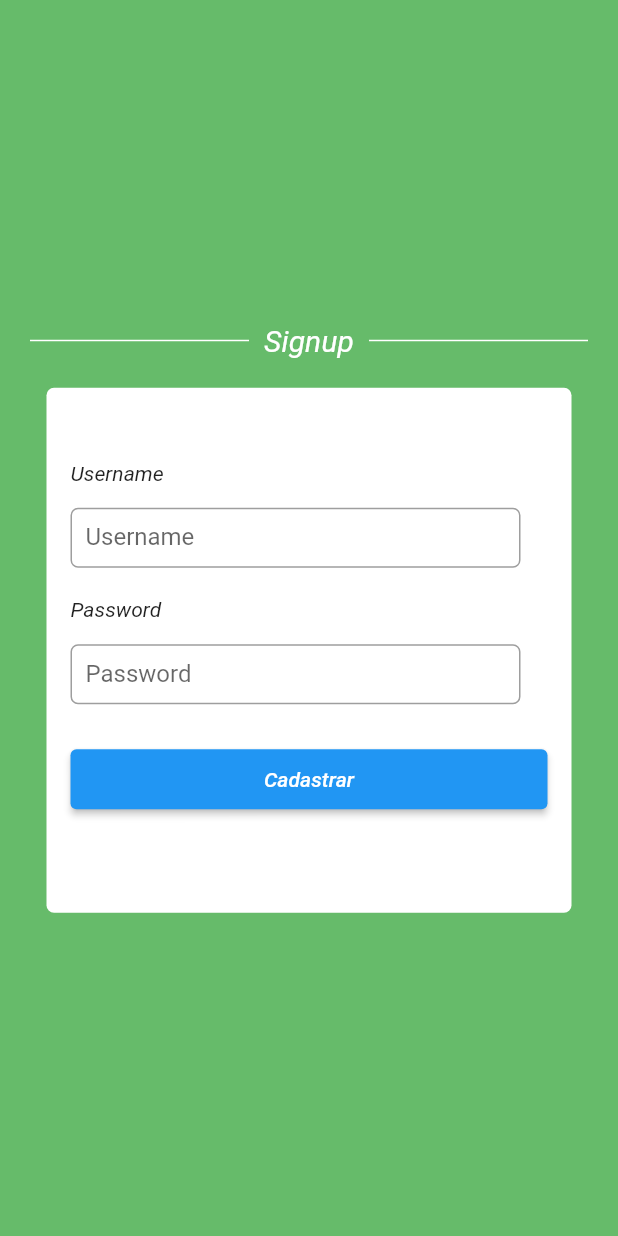
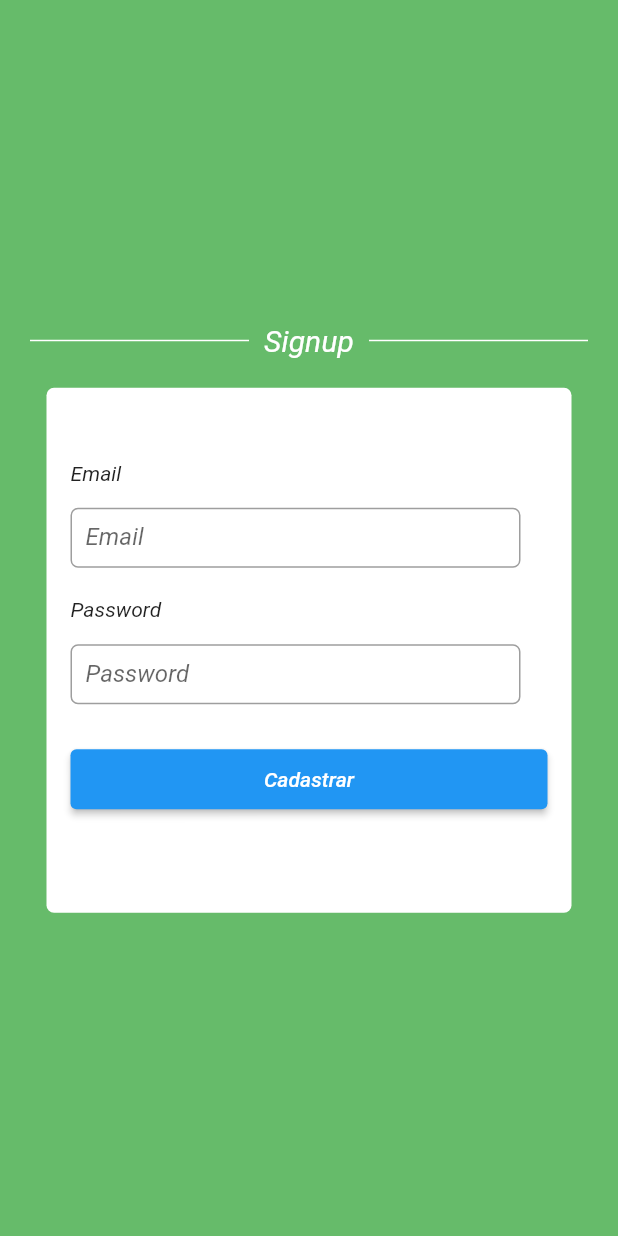
Before and after one commit to AlanFelixds/front, a Flutter app: the SignupPage screen opened by its route, on a phone screen of 412 x 824 dp. Run offline on Flutter 3.47's test engine with Material 2 defaults, Android fonts, the phone set to English and light mode, and no system bars; our stand-ins replace dio, flutter_modular, get, shared_preferences; accounts and stored records are empty.

Commit message:
att devido a mudanças realizadas no back, nomeclatura, rota.

```diff
--- a/lib/src/core/models/user_model.dart
+++ b/lib/src/core/models/user_model.dart
@@ -1,18 +1,18 @@
 class UserModel {
   String? id;
-  String? username;
+  String? email;
   String? password;
 
   UserModel({
     this.id,
-    this.username,
+    this.email,
     this.password,
   });
 
   factory UserModel.fromJSON(Map<String, dynamic> json) {
     return UserModel(
       id: json['id'],
-      username: json['username'],
+      email: json['email'],
       password: json['password'],
     );
   }
@@ -20,7 +20,7 @@ class UserModel {
   Map<String, dynamic> toMap(UserModel userModel) {
     return {
       "id": userModel.id,
-      "username": userModel.username,
+      "email": userModel.email,
       "password": userModel.password,
     };
   }
--- a/lib/src/core/widgets/customs/text-form-field/custom_text_form_field.dart
+++ b/lib/src/core/widgets/customs/text-form-field/custom_text_form_field.dart
@@ -25,7 +25,7 @@ class CustomTextFormField extends StatelessWidget {
           controller: textController,
           decoration: InputDecoration(
             hintText: hint,
-            label: Text(label ?? ''),
+            label: Text(label ?? '', style: const TextStyle(fontStyle: FontStyle.italic)),
             contentPadding: const EdgeInsets.all(10.0),
             enabledBorder: OutlineInputBorder(
               borderRadius: BorderRadius.circular(5.0),
--- a/lib/src/modules/login/login_controller.dart
+++ b/lib/src/modules/login/login_controller.dart
@@ -12,7 +12,7 @@ class LoginController {
   LoginRepository loginRepository;
   LoginController(this.loginRepository);
 
-  final TextEditingController loginUsernameController = TextEditingController(text: "alan");
+  final TextEditingController loginEmailController = TextEditingController(text: "alan");
   final TextEditingController loginPasswordController = TextEditingController(text: "alan");
 
   final TextEditingController registerUsernameController = TextEditingController();
@@ -25,12 +25,12 @@ class LoginController {
     // final SharedPreferences prefes = await Modular.getAsync<SharedPreferences>();
     final local = Modular.get<Local>();
     UserModel usuario = UserModel();
-    usuario.username = loginUsernameController.text;
+    usuario.email = loginEmailController.text;
     usuario.password = loginPasswordController.text;
 
     try {
       String result = await loginRepository.login(
-        usuario.username!,
+        usuario.email!,
         usuario.password!,
       );
 
@@ -38,7 +38,7 @@ class LoginController {
 
       var payload = utf8.decode(base64.decode(base64.normalize(token)));
       debugPrint(token);
-      debugPrint(jsonDecode(payload)['username']);
+      debugPrint(jsonDecode(payload)['email']);
 
       // prefes.setString('token', result);
       local.save(chave: 'token', valor: result);
--- a/lib/src/modules/login/login_page.dart
+++ b/lib/src/modules/login/login_page.dart
@@ -57,7 +57,7 @@ class _LoginPageState extends State<LoginPage> {
                 child: Column(
                   mainAxisAlignment: MainAxisAlignment.center,
                   children: [
-                    CustomTextFormField(icon: const Icon(Icons.alternate_email_rounded), textController: controller.loginUsernameController, hint: 'Email'),
+                    CustomTextFormField(icon: const Icon(Icons.alternate_email_rounded), textController: controller.loginEmailController, hint: 'Email'),
                     CustomTextFormField(icon: const Icon(Icons.lock_outline), textController: controller.loginPasswordController, hint: 'Password'),
                     Row(
                       mainAxisAlignment: MainAxisAlignment.center,
@@ -117,7 +117,7 @@ class _LoginPageState extends State<LoginPage> {
               const SizedBox(height: 20),
               const Text("Email", style: TextStyle(fontSize: 14, fontStyle: FontStyle.italic)),
               const SizedBox(height: 5),
-              CustomTextFormField(textController: controller.loginUsernameController, label: "Email"),
+              CustomTextFormField(textController: controller.loginEmailController, label: "Email"),
               const SizedBox(height: 10),
               const Text("Password", style: TextStyle(fontSize: 14, fontStyle: FontStyle.italic)),
               const SizedBox(height: 5),
@@ -196,9 +196,9 @@ class _LoginPageState extends State<LoginPage> {
             crossAxisAlignment: CrossAxisAlignment.start,
             mainAxisAlignment: MainAxisAlignment.center,
             children: [
-              const Text("Username", style: TextStyle(fontSize: 14, fontStyle: FontStyle.italic)),
+              const Text("Email", style: TextStyle(fontSize: 14, fontStyle: FontStyle.italic)),
               const SizedBox(height: 5),
-              CustomTextFormField(textController: controller.loginUsernameController, label: "Username"),
+              CustomTextFormField(textController: controller.loginEmailController, label: "Email"),
               const SizedBox(height: 10),
               const Text("Password", style: TextStyle(fontSize: 14, fontStyle: FontStyle.italic)),
               const SizedBox(height: 5),
--- a/lib/src/modules/root/root_module.dart
+++ b/lib/src/modules/root/root_module.dart
@@ -20,8 +20,8 @@ class RootModule extends Module {
           '/',
           child: (context, args) => const RootPage(),
           children: [
-            ChildRoute('/dashboard/', child: (context, args) => Container(color: Colors.pink)),
-            ChildRoute('/solicitacao/', child: (context, args) => const SolicitacaoPage()),
+            ChildRoute('/dashboard/', child: (context, args) => Container(color: Colors.white)),
+            ChildRoute('/solicitar_certificado/', child: (context, args) => const SolicitacaoPage()),
             ChildRoute('/solicitacoes/', child: (context, args) => const SolicitacoesPage()),
           ],
         ),
--- a/lib/src/modules/signup/signup_controller.dart
+++ b/lib/src/modules/signup/signup_controller.dart
@@ -7,7 +7,7 @@ class SignupController {
   SignupRepository signupRepository;
   SignupController(this.signupRepository);
 
-  final TextEditingController registerUsernameController = TextEditingController();
+  final TextEditingController registerEmailController = TextEditingController();
   final TextEditingController registerSignupPasswordController = TextEditingController();
 
   String msg = '';
@@ -36,11 +36,11 @@ class SignupController {
 
   Future<void> createUser() async {
     UserModel user = UserModel();
-    user.username = registerUsernameController.text;
+    user.email = registerEmailController.text;
     user.password = registerSignupPasswordController.text;
 
     await signupRepository.register(
-      registerUsernameController.text,
+      registerEmailController.text,
       registerSignupPasswordController.text,
     );
   }
--- a/lib/src/modules/signup/signup_page.dart
+++ b/lib/src/modules/signup/signup_page.dart
@@ -49,7 +49,7 @@ class SignupPage extends StatelessWidget {
             mainAxisAlignment: MainAxisAlignment.center,
             crossAxisAlignment: CrossAxisAlignment.start,
             children: [
-              CustomTextFormField(icon: const Icon(Icons.alternate_email_rounded), textController: controller.registerUsernameController, label: 'Email'),
+              CustomTextFormField(icon: const Icon(Icons.alternate_email_rounded), textController: controller.registerEmailController, label: 'Email'),
               CustomTextFormField(icon: const Icon(Icons.lock_outline), textController: controller.registerSignupPasswordController, label: 'Password'),
               const SizedBox(height: 10),
               // const Text("Username", style: TextStyle(fontSize: 14, fontStyle: FontStyle.italic)),
@@ -110,9 +110,9 @@ class SignupPage extends StatelessWidget {
             crossAxisAlignment: CrossAxisAlignment.start,
             mainAxisAlignment: MainAxisAlignment.center,
             children: [
-              const Text("Username", style: TextStyle(fontSize: 14, fontStyle: FontStyle.italic)),
+              const Text("Email", style: TextStyle(fontSize: 14, fontStyle: FontStyle.italic)),
               const SizedBox(height: 5),
-              CustomTextFormField(textController: controller.registerUsernameController, label: "Username"),
+              CustomTextFormField(textController: controller.registerEmailController, label: "Email"),
               const SizedBox(height: 10),
               const Text("Password", style: TextStyle(fontSize: 14, fontStyle: FontStyle.italic)),
               const SizedBox(height: 5),
--- a/lib/src/modules/signup/signup_repository.dart
+++ b/lib/src/modules/signup/signup_repository.dart
@@ -4,9 +4,9 @@ class SignupRepository {
   final IWebClient _webService;
   SignupRepository(this._webService);
 
-  Future<dynamic> register(String username, String password) async {
-    final response = await _webService.post(url: '/client', body: {
-      'username': username,
+  Future<dynamic> register(String email, String password) async {
+    final response = await _webService.post(url: '/signup', body: {
+      'email': email,
       'password': password,
     });
     return response;
```
Also changed, not shown: lib/src/core/widgets/customs/dialogs_form/dialog_add_participante.dart (+10 -4 lines), lib/src/modules/root/root_page.dart (+44 -40 lines), lib/src/modules/solicitacao/solicitacao_page.dart (+3 -8 lines).
